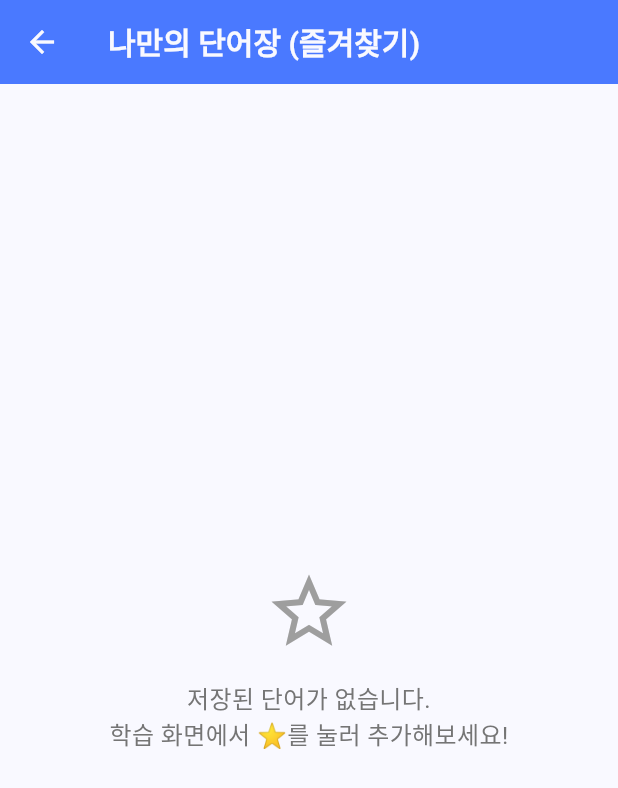
After one commit to top0032/VocaMate_Graduation_Project, a Flutter app: the screen it shows once a user with an empty profile is signed in, after a tap on "나만의 단어장", on a phone screen of 412 x 824 dp. The commit adds this screen. Shown: the top 788 px of the screen. Run offline on Flutter 3.47's test engine with Material 3 defaults, Android fonts, the phone set to English and light mode, and no system bars; our stand-ins replace audioplayers, cloud_firestore, csv, file_picker, firebase_auth, firebase_core and 1 more; accounts and stored records are empty; Roboto replaces fonts that are missing (Pretendard).

Commit message:
우선 단어만 즐겨찾기(나만의 단어장)  만들었어

```diff
--- /dev/null
+++ b/lib/screens/favorites_screen.dart
@@ -0,0 +1,155 @@
+import 'package:flutter/material.dart';
+import 'package:cloud_firestore/cloud_firestore.dart';
+import 'package:firebase_auth/firebase_auth.dart';
+import '../theme.dart'; // 테마 적용
+
+class FavoritesScreen extends StatelessWidget {
+  const FavoritesScreen({super.key});
+
+  // 즐겨찾기 삭제 함수
+  void _deleteFavorite(String docId, BuildContext context) async {
+    final user = FirebaseAuth.instance.currentUser;
+    if (user == null) return;
+
+    await FirebaseFirestore.instance
+        .collection('users')
+        .doc(user.uid)
+        .collection('favorites')
+        .doc(docId)
+        .delete();
+
+    ScaffoldMessenger.of(
+      context,
+    ).showSnackBar(const SnackBar(content: Text('즐겨찾기에서 삭제되었습니다.')));
+  }
+
+  @override
+  Widget build(BuildContext context) {
+    final user = FirebaseAuth.instance.currentUser;
+
+    // 로그인이 안 된 경우 처리
+    if (user == null) {
+      return Scaffold(
+        appBar: AppBar(title: const Text('나만의 단어장')),
+        body: const Center(child: Text('로그인이 필요합니다.')),
+      );
+    }
+
+    return Scaffold(
+      appBar: AppBar(title: const Text('나만의 단어장 (즐겨찾기)')),
+      body: StreamBuilder<QuerySnapshot>(
+        // users -> uid -> favorites 컬렉션을 생성일(createdAt) 역순(최신순)으로 정렬하여 가져옴
+        stream: FirebaseFirestore.instance
+            .collection('users')
+            .doc(user.uid)
+            .collection('favorites')
+            .orderBy('createdAt', descending: true)
+            .snapshots(),
+        builder: (context, snapshot) {
+          if (snapshot.connectionState == ConnectionState.waiting) {
+            return const Center(child: CircularProgressIndicator());
+          }
+
+          if (!snapshot.hasData || snapshot.data!.docs.isEmpty) {
+            return Center(
+              child: Column(
+                mainAxisAlignment: MainAxisAlignment.center,
+                children: [
+                  const Icon(Icons.star_border, size: 60, color: Colors.grey),
+                  const SizedBox(height: 16),
+                  Text(
+                    '저장된 단어가 없습니다.\n학습 화면에서 ⭐를 눌러 추가해보세요!',
+                    textAlign: TextAlign.center,
+                    style: TextStyle(fontSize: 16, color: Colors.grey[600]),
+                  ),
+                ],
+              ),
+            );
+          }
+
+          final docs = snapshot.data!.docs;
+
+          return ListView.builder(
+            padding: const EdgeInsets.all(16),
+            itemCount: docs.length,
+            itemBuilder: (context, index) {
+              final data = docs[index].data() as Map<String, dynamic>;
+              final docId = docs[index].id; // 삭제할 때 사용
+              final aiResult = data['ai_result'] as String?; // 저장된 Gemini 예문
+
+              return Card(
+                elevation: 3,
+                margin: const EdgeInsets.only(bottom: 16),
+                shape: RoundedRectangleBorder(
+                  borderRadius: BorderRadius.circular(12),
+                ),
+                child: ExpansionTile(
+                  // 단어와 뜻 표시
+                  title: Text(
+                    data['word'] ?? 'Unknown',
+                    style: const TextStyle(
+                      fontSize: 20,
+                      fontWeight: FontWeight.bold,
+                      color: Colors.blueGrey,
+                    ),
+                  ),
+                  subtitle: Text(
+                    '${data['meaning'] ?? ''}  |  ${data['level'] ?? ''}',
+                    style: TextStyle(fontSize: 16, color: Colors.grey[700]),
+                  ),
+                  trailing: IconButton(
+                    icon: const Icon(Icons.delete, color: Colors.redAccent),
+                    onPressed: () => _deleteFavorite(docId, context),
+                  ),
+                  // 펼치면 저장된 AI 예문 표시
+                  children: [
+                    if (aiResult != null && aiResult.isNotEmpty)
+                      Padding(
+                        padding: const EdgeInsets.all(16.0),
+                        child: Container(
+                          width: double.infinity,
+                          padding: const EdgeInsets.all(12),
+                          decoration: BoxDecoration(
+                            color: Colors.teal.withOpacity(0.1),
+                            borderRadius: BorderRadius.circular(8),
+                          ),
+                          child: Column(
+                            crossAxisAlignment: CrossAxisAlignment.start,
+                            children: [
+                              const Text(
+                                '🤖 Gemini 심화 예문',
+                                style: TextStyle(
+                                  fontWeight: FontWeight.bold,
+                                  color: Colors.teal,
+                                ),
+                              ),
+                              const SizedBox(height: 8),
+                              Text(
+                                aiResult,
+                                style: const TextStyle(
+                                  fontSize: 15,
+                                  height: 1.5,
+                                ),
+                              ),
+                            ],
+                          ),
+                        ),
+                      )
+                    else
+                      const Padding(
+                        padding: EdgeInsets.all(16.0),
+                        child: Text(
+                          '저장된 예문이 없습니다.',
+                          style: TextStyle(color: Colors.grey),
+                        ),
+                      ),
+                  ],
+                ),
+              );
+            },
+          );
+        },
+      ),
+    );
+  }
+}
--- a/lib/screens/main_screen.dart
+++ b/lib/screens/main_screen.dart
@@ -5,7 +5,8 @@ import 'package:cloud_firestore/cloud_firestore.dart';
 import 'theme_selection_screen.dart'; // 이동할 테마 선택 화면
 import 'memo_list_page.dart'; // 이동할 메모 목록 화면
 import 'quiz_theme_selection_screen.dart'; // 💡 퀴즈 테마 선택 화면
-import 'admin/admin_screen.dart'; // 💡 관리자 대시보드 화면 (추가됨)
+import 'admin/admin_screen.dart'; // 💡 관리자 대시보드 화면
+import 'favorites_screen.dart'; // 💡 [추가] 나만의 단어장 화면 import
 import '../theme.dart';
 import 'auth/auth_check_screen.dart'; // 로그아웃 후 이동할 화면
 
@@ -112,6 +113,22 @@ class _MainScreenState extends State<MainScreen> {
                       );
                     },
                   ),
+
+                  // 💡 [추가됨] '나만의 단어장' 메뉴 카드
+                  MenuCard(
+                    title: '나만의 단어장',
+                    icon: Icons.star,
+                    iconColor: Colors.amber, // 별 색상 강조
+                    onTap: () {
+                      Navigator.push(
+                        context,
+                        MaterialPageRoute(
+                          builder: (context) => const FavoritesScreen(),
+                        ),
+                      );
+                    },
+                  ),
+
                   MenuCard(
                     title: '메모장',
                     icon: Icons.note,
@@ -122,14 +139,18 @@ class _MainScreenState extends State<MainScreen> {
                       );
                     },
                   ),
-                  // 💡 퀴즈 메뉴 카드 추가
+
+                  // 💡 퀴즈 메뉴
                   MenuCard(
                     title: '퀴즈',
                     icon: Icons.quiz,
                     onTap: () {
                       Navigator.push(
                         context,
-                        MaterialPageRoute(builder: (context) => const QuizThemeSelectionScreen()),
+                        MaterialPageRoute(
+                          builder: (context) =>
+                              const QuizThemeSelectionScreen(),
+                        ),
                       );
                     },
                   ),
@@ -139,7 +160,6 @@ class _MainScreenState extends State<MainScreen> {
                     MenuCard(
                       title: '관리자 페이지',
                       icon: Icons.admin_panel_settings,
-                      // 관리자 메뉴는 시각적으로 구분되도록 색상을 다르게 처리할 수 있음 (선택 사항)
                       iconColor: Colors.redAccent,
                       onTap: () {
                         Navigator.push(
@@ -185,7 +205,6 @@ class MenuCard extends StatelessWidget {
         child: Column(
           mainAxisAlignment: MainAxisAlignment.center,
           children: [
-            // 전달받은 색상이 없으면 기본 테마 색상 사용
             Icon(icon, size: 48, color: iconColor ?? AppTheme.primaryColor),
             const SizedBox(height: 16),
             Text(title, style: AppTheme.themeData.textTheme.headlineSmall),
```
